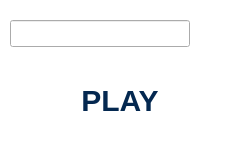
Old version of the form usernamedialog.ui in the repository vdechenaux/lazerdrive-gui.
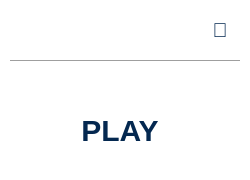
New version of the form.

Commit message: Add style to the username dialog

What changed in the file:
```diff
--- a/usernamedialog.ui
+++ b/usernamedialog.ui
@@ -7,7 +7,7 @@
     <x>0</x>
     <y>0</y>
     <width>250</width>
-    <height>150</height>
+    <height>180</height>
    </rect>
   </property>
   <property name="windowTitle">
@@ -18,6 +18,14 @@
 background:transparent;
 }
 
+QLineEdit {
+border: 1px solid transparent;
+background: transparent;
+color: white;
+font-weight: bold;
+font-size: 24px;
+}
+
 QPushButton#pushButton_play {
 color: rgb(4, 40, 80);
 border-radius: 30px;
@@ -27,15 +35,18 @@
 
 QPushButton#pushButton_color {
 border-radius: 20px;
+font-family: &quot;FontAwesome&quot;;
+font-size: 20px;
+color: rgb(4, 40, 80);
 }</string>
   </property>
   <widget class="QLineEdit" name="lineEdit_username">
    <property name="geometry">
     <rect>
      <x>10</x>
-     <y>20</y>
+     <y>10</y>
      <width>180</width>
-     <height>27</height>
+     <height>40</height>
     </rect>
    </property>
   </widget>
@@ -43,7 +54,7 @@
    <property name="geometry">
     <rect>
      <x>30</x>
-     <y>70</y>
+     <y>100</y>
      <width>180</width>
      <height>60</height>
     </rect>
@@ -65,7 +76,20 @@
     </rect>
    </property>
    <property name="text">
-    <string/>
+    <string></string>
+   </property>
+  </widget>
+  <widget class="Line" name="line">
+   <property name="geometry">
+    <rect>
+     <x>10</x>
+     <y>60</y>
+     <width>230</width>
+     <height>3</height>
+    </rect>
+   </property>
+   <property name="orientation">
+    <enum>Qt::Horizontal</enum>
    </property>
   </widget>
  </widget>
```
The commit also changes 4 other files.
